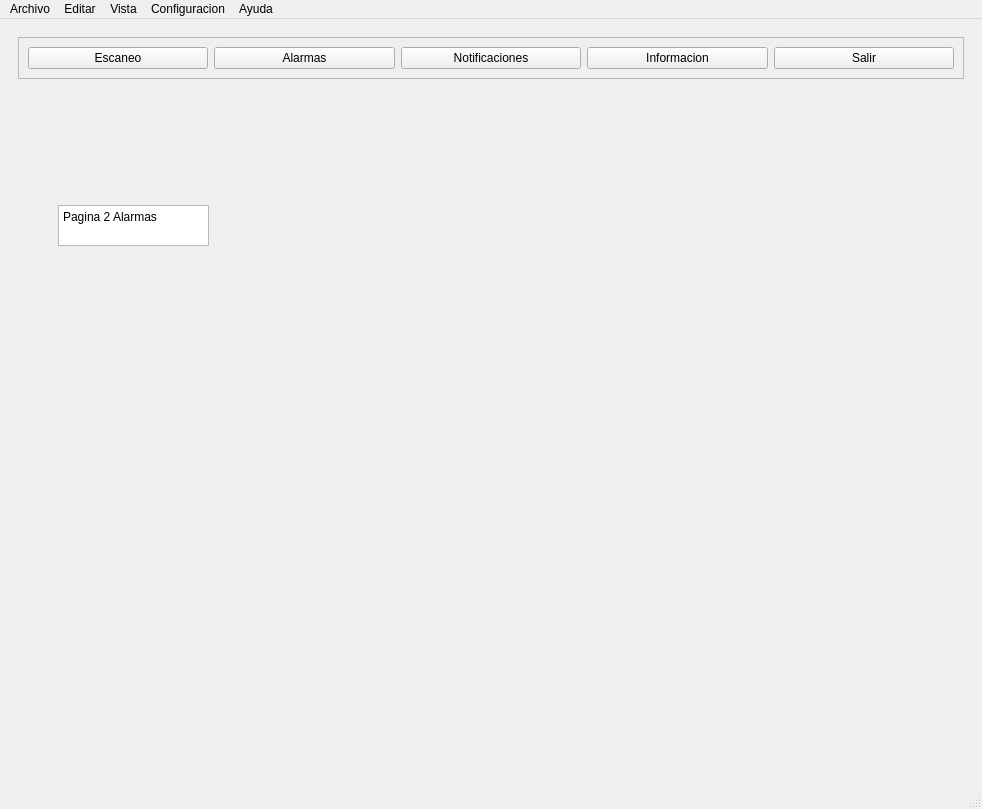
The window that ui/mainwindow.ui (nicoarccos/smart-printerv2) describes before a commit, drawn with Qt 5.
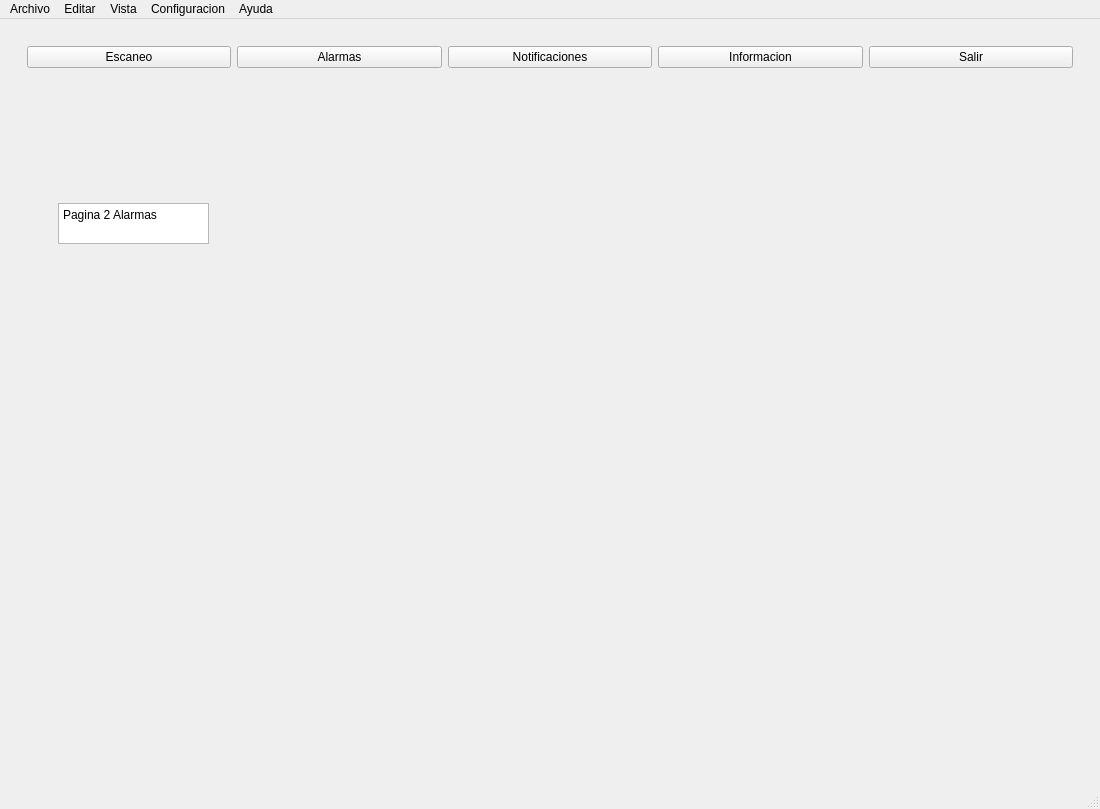
The same window after the commit. The open tabs and pages were chosen to show the change. Icons and pictures are not drawn.

Commit message: rebranding de alarmas, notificaciones y escaneo. Nivel: Funcional solo escaneo.

Patch:
```diff
--- a/ui/mainwindow.ui
+++ b/ui/mainwindow.ui
@@ -6,7 +6,7 @@
    <rect>
     <x>0</x>
     <y>0</y>
-    <width>982</width>
+    <width>1100</width>
     <height>809</height>
    </rect>
   </property>
@@ -21,10 +21,7 @@
        <item>
         <widget class="QFrame" name="frame">
          <property name="frameShape">
-          <enum>QFrame::Shape::StyledPanel</enum>
-         </property>
-         <property name="frameShadow">
-          <enum>QFrame::Shadow::Raised</enum>
+          <enum>QFrame::NoFrame</enum>
          </property>
          <layout class="QHBoxLayout" name="horizontalLayout">
           <item>
@@ -109,13 +106,10 @@
            </property>
            <property name="html">
             <string>&lt;!DOCTYPE HTML PUBLIC &quot;-//W3C//DTD HTML 4.0//EN&quot; &quot;http://www.w3.org/TR/REC-html40/strict.dtd&quot;&gt;
-&lt;html&gt;&lt;head&gt;&lt;meta name=&quot;qrichtext&quot; content=&quot;1&quot; /&gt;&lt;meta charset=&quot;utf-8&quot; /&gt;&lt;style type=&quot;text/css&quot;&gt;
+&lt;html&gt;&lt;head&gt;&lt;meta name=&quot;qrichtext&quot; content=&quot;1&quot; /&gt;&lt;style type=&quot;text/css&quot;&gt;
 p, li { white-space: pre-wrap; }
-hr { height: 1px; border-width: 0; }
-li.unchecked::marker { content: &quot;\2610&quot;; }
-li.checked::marker { content: &quot;\2612&quot;; }
-&lt;/style&gt;&lt;/head&gt;&lt;body style=&quot; font-family:'Segoe UI'; font-size:9pt; font-weight:400; font-style:normal;&quot;&gt;
-&lt;p style=&quot; margin-top:0px; margin-bottom:0px; margin-left:0px; margin-right:0px; -qt-block-indent:0; text-indent:0px;&quot;&gt;Pagina 2 Alarmas&lt;/p&gt;&lt;/body&gt;&lt;/html&gt;</string>
+&lt;/style&gt;&lt;/head&gt;&lt;body style=&quot; font-family:'MS Shell Dlg 2'; font-size:8.25pt; font-weight:400; font-style:normal;&quot;&gt;
+&lt;p style=&quot; margin-top:0px; margin-bottom:0px; margin-left:0px; margin-right:0px; -qt-block-indent:0; text-indent:0px;&quot;&gt;&lt;span style=&quot; font-family:'Segoe UI'; font-size:9pt;&quot;&gt;Pagina 2 Alarmas&lt;/span&gt;&lt;/p&gt;&lt;/body&gt;&lt;/html&gt;</string>
            </property>
           </widget>
          </widget>
@@ -176,8 +170,8 @@
     <rect>
      <x>0</x>
      <y>0</y>
-     <width>982</width>
-     <height>33</height>
+     <width>1100</width>
+     <height>21</height>
     </rect>
    </property>
    <widget class="QMenu" name="menuSmart_Prinet">
```
Left out of the diff: 30 changed lines with no effect on the pictures. The commit also changes 23 other files.
